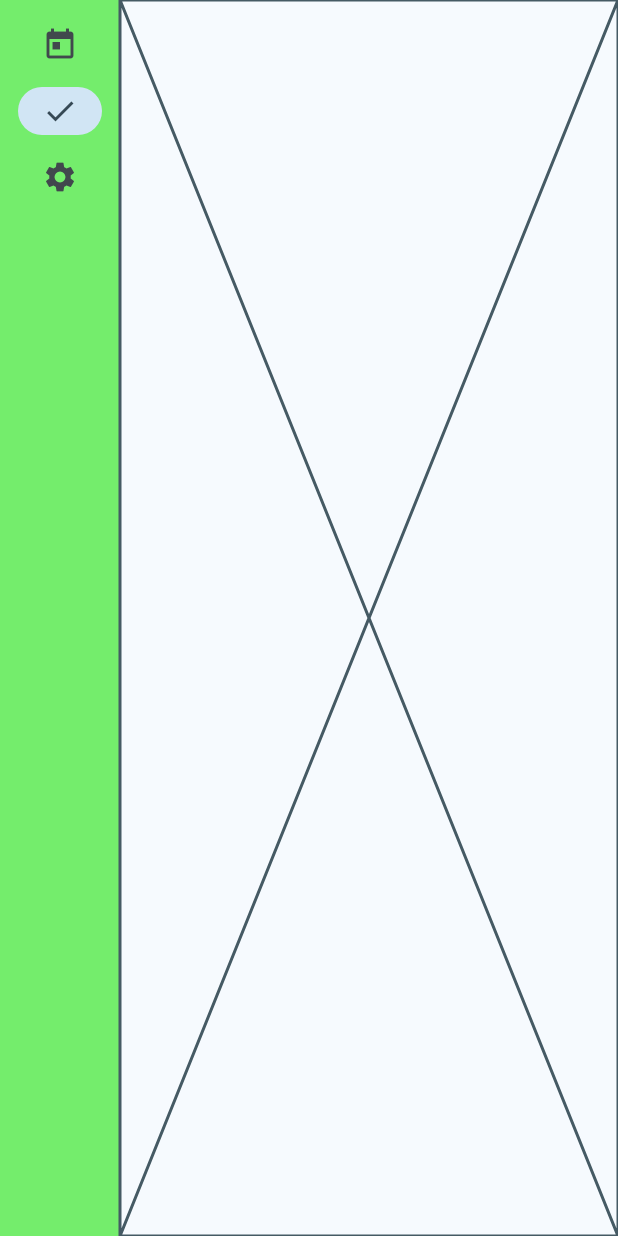
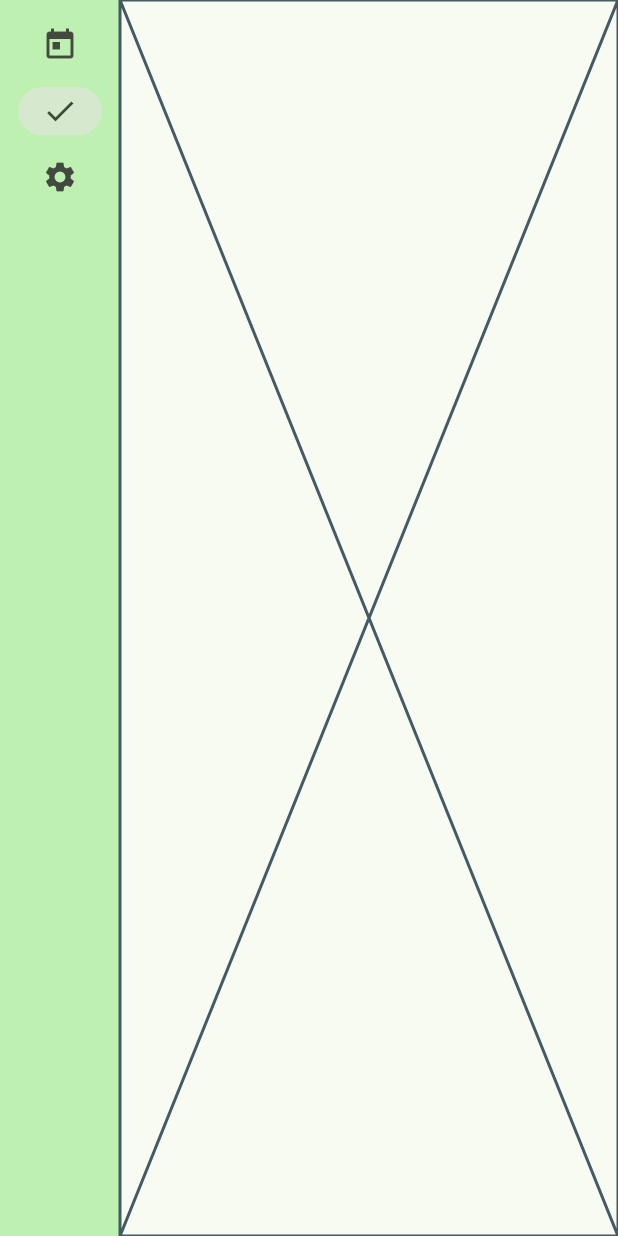
Before and after one commit to blackberry020/todo, a Flutter app: the screen it shows after launch, after a tap on "Done", on a phone screen of 412 x 824 dp. Run offline on Flutter 3.47's test engine with Material 2 defaults, Android fonts, the phone set to English and light mode, and no system bars.

Commit message:
dark/light theme, enter for todo

```diff
--- a/lib/main.dart
+++ b/lib/main.dart
@@ -12,14 +12,18 @@ class MyApp extends StatelessWidget {
   Widget build(BuildContext context) {
     return ChangeNotifierProvider(
       create: (context) => MyAppState(),
-      child: MaterialApp(
+      child: Builder(
+        builder: (context) {
+          return MaterialApp(
             title: 'Todo app',
             theme: ThemeData(
               useMaterial3: true,
-          colorScheme: ColorScheme.fromSeed(seedColor: Colors.lightBlueAccent),
+              colorScheme: context.watch<MyAppState>().isDarkTheme ? ColorScheme.dark() : ColorScheme.fromSeed(seedColor: Color.fromARGB(255, 18, 211, 44)),
             ),
             home: MyHomePage(),
             debugShowCheckedModeBanner: false,
+          );
+        }
       ),
     );
   }
@@ -72,6 +76,9 @@ class TodoPage extends StatelessWidget {
                                   border: OutlineInputBorder(),
                                   hintText: 'Write your new TODO',
                                 ),
+                    onFieldSubmitted: (String? todoToAdd) {
+                      appState.addNewTodo();
+                    },
                   ),
                 ),
                 const SizedBox(
@@ -170,7 +177,7 @@ class _MyHomePageState extends State<MyHomePage> {
                         if (newIndex >= pages.length) throw "there is no page for $newIndex";
                       });
                     },
-                    backgroundColor: const Color.fromARGB(255, 116, 237, 108),
+                    backgroundColor: Theme.of(context).colorScheme.primaryContainer,
                   ),
                 Expanded(
                   child: Container(
```
Lines whose indentation alone changed are shown as unchanged.
